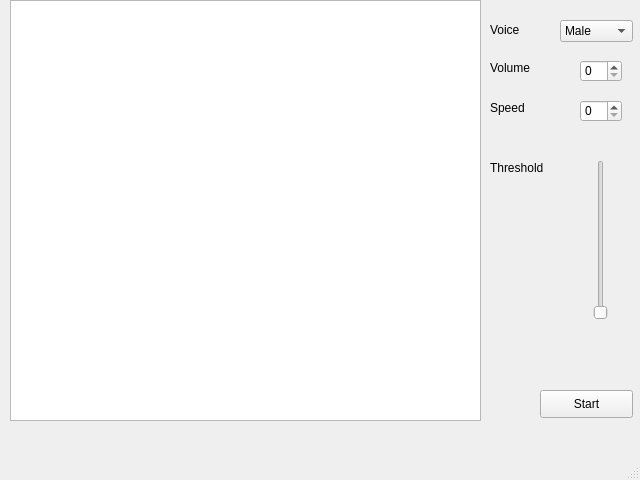
svber/voorleesnao, file Data/Main.ui: the form before one commit.
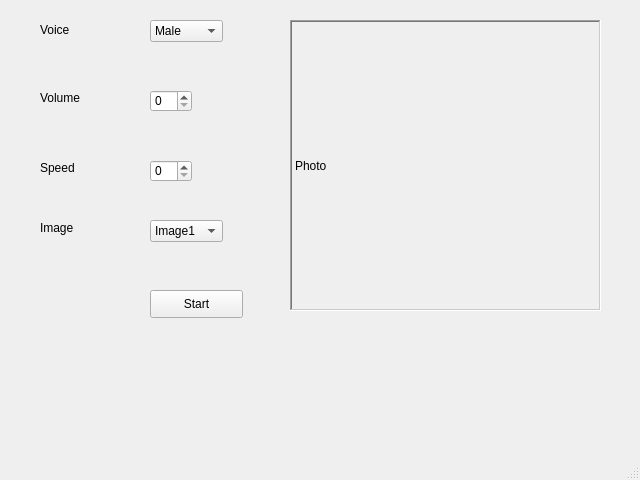
The form after the commit.

```diff
--- a/Data/Main.ui
+++ b/Data/Main.ui
@@ -14,21 +14,11 @@
    <string>MainWindow</string>
   </property>
   <widget class="QWidget" name="centralwidget">
-   <widget class="QTextBrowser" name="textBrowser">
+   <widget class="QPushButton" name="btnStart">
     <property name="geometry">
      <rect>
-      <x>10</x>
-      <y>0</y>
-      <width>471</width>
-      <height>421</height>
-     </rect>
-    </property>
-   </widget>
-   <widget class="QPushButton" name="Start">
-    <property name="geometry">
-     <rect>
-      <x>540</x>
-      <y>390</y>
+      <x>150</x>
+      <y>290</y>
       <width>93</width>
       <height>28</height>
      </rect>
@@ -40,8 +30,8 @@
    <widget class="QLabel" name="label">
     <property name="geometry">
      <rect>
-      <x>490</x>
-      <y>60</y>
+      <x>40</x>
+      <y>90</y>
       <width>55</width>
       <height>16</height>
      </rect>
@@ -53,8 +43,8 @@
    <widget class="QLabel" name="label_2">
     <property name="geometry">
      <rect>
-      <x>490</x>
-      <y>100</y>
+      <x>40</x>
+      <y>160</y>
       <width>55</width>
       <height>16</height>
      </rect>
@@ -66,7 +56,7 @@
    <widget class="QComboBox" name="Voice_choice">
     <property name="geometry">
      <rect>
-      <x>560</x>
+      <x>150</x>
       <y>20</y>
       <width>73</width>
       <height>22</height>
@@ -86,8 +76,8 @@
    <widget class="QSpinBox" name="Volume_box">
     <property name="geometry">
      <rect>
-      <x>580</x>
-      <y>60</y>
+      <x>150</x>
+      <y>90</y>
       <width>42</width>
       <height>22</height>
      </rect>
@@ -99,8 +89,8 @@
    <widget class="QSpinBox" name="Speed_box">
     <property name="geometry">
      <rect>
-      <x>580</x>
-      <y>100</y>
+      <x>150</x>
+      <y>160</y>
       <width>42</width>
       <height>22</height>
      </rect>
@@ -112,7 +102,7 @@
    <widget class="QLabel" name="Voice">
     <property name="geometry">
      <rect>
-      <x>490</x>
+      <x>40</x>
       <y>20</y>
       <width>55</width>
       <height>20</height>
@@ -122,36 +112,64 @@
      <string>Voice</string>
     </property>
    </widget>
-   <widget class="QSlider" name="Thresh_slider">
+   <widget class="QComboBox" name="cbImage">
     <property name="geometry">
      <rect>
-      <x>590</x>
-      <y>160</y>
-      <width>22</width>
-      <height>160</height>
+      <x>150</x>
+      <y>220</y>
+      <width>73</width>
+      <height>22</height>
      </rect>
     </property>
-    <property name="minimum">
-     <number>1</number>
-    </property>
-    <property name="maximum">
-     <number>255</number>
-    </property>
-    <property name="orientation">
-     <enum>Qt::Vertical</enum>
-    </property>
+    <item>
+     <property name="text">
+      <string>Image1</string>
+     </property>
+    </item>
+    <item>
+     <property name="text">
+      <string>Image2</string>
+     </property>
+    </item>
+    <item>
+     <property name="text">
+      <string>Image3</string>
+     </property>
+    </item>
    </widget>
    <widget class="QLabel" name="Threshold">
     <property name="geometry">
      <rect>
-      <x>490</x>
-      <y>160</y>
-      <width>61</width>
+      <x>40</x>
+      <y>220</y>
+      <width>55</width>
       <height>16</height>
      </rect>
     </property>
     <property name="text">
-     <string>Threshold</string>
+     <string>Image</string>
+    </property>
+   </widget>
+   <widget class="QLabel" name="lblPhoto">
+    <property name="geometry">
+     <rect>
+      <x>290</x>
+      <y>20</y>
+      <width>311</width>
+      <height>291</height>
+     </rect>
+    </property>
+    <property name="frameShape">
+     <enum>QFrame::WinPanel</enum>
+    </property>
+    <property name="frameShadow">
+     <enum>QFrame::Sunken</enum>
+    </property>
+    <property name="text">
+     <string>Photo</string>
+    </property>
+    <property name="scaledContents">
+     <bool>false</bool>
     </property>
    </widget>
   </widget>
```
Left out of the diff: 14 changed lines with no effect on the pictures.
